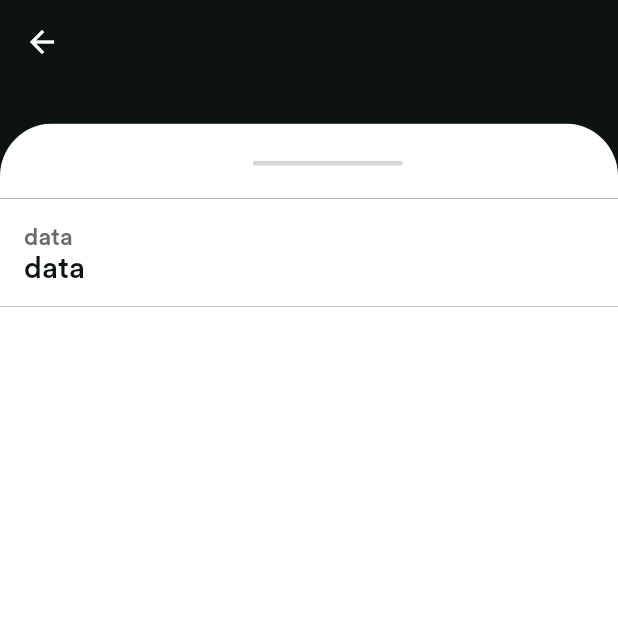
After one commit to RamyBouchareb25/chat-box, a Flutter app: the Profile screen opened directly, on a phone screen of 412 x 824 dp, the top half of it. The commit adds this screen. Run offline on Flutter 3.47's test engine with Material 2 defaults, Android fonts, the phone set to English and light mode, and no system bars; our stand-ins replace cloud_firestore, cloud_functions, email_validator, firebase_auth, firebase_core, firebase_messaging and 10 more; missing offline and left inert: elastic_client, flutter_sound, image_picker_plus; accounts and stored records are empty; network calls fail; project files that could hold a hidden picture were left out.

Commit message:
fixed create a new room bug and started on show profile

```diff
--- a/lib/Classes/custom_page_route.dart
+++ b/lib/Classes/custom_page_route.dart
@@ -29,5 +29,5 @@ class CustomPageRoute extends PageRouteBuilder {
           child: child);
 
   @override
-  Duration get transitionDuration => const Duration(milliseconds: 500);
+  Duration get transitionDuration => const Duration(milliseconds: 250);
 }
--- a/lib/Pages/conversation.dart
+++ b/lib/Pages/conversation.dart
@@ -358,7 +358,7 @@ class _ConversationState extends State<Conversation> {
           .collection("messages")
           .add(MessageData(
                   id: widget.roomId,
-                  message: messageController.text,
+                  message: messageController.text.trim(),
                   messageId: const Uuid().v4(),
                   receiverId: widget.user.uid,
                   senderId: Auth().currentUser!.uid,
--- /dev/null
+++ b/lib/Pages/profile.dart
@@ -0,0 +1,76 @@
+import 'package:chat_app/components/appbar.dart';
+import 'package:chat_app/models/global.dart';
+import 'package:flutter/material.dart';
+
+class Profile extends StatelessWidget {
+  const Profile({super.key});
+
+  Widget item() {
+    return Container(
+      color: Colors.white,
+      child: const ListTile(
+        title: Text(
+          "data",
+          style: TextStyle(color: Color.fromARGB(255, 106, 106, 106)),
+        ),
+        subtitle: Text(
+          "data",
+          style: TextStyle(color: black, fontSize: 20),
+        ),
+      ),
+    );
+  }
+
+  @override
+  Widget build(BuildContext context) {
+    return Scaffold(
+      resizeToAvoidBottomInset: true,
+      backgroundColor: black,
+      appBar: DefaultAppBar(title: "", context: context),
+      body: SafeArea(
+          top: true,
+          child: Column(
+            children: [
+              Container(
+                height: 50.0, // Adjust the height as needed
+                decoration: const BoxDecoration(
+                  color: Colors.white, // Change the color as desired
+                  borderRadius: BorderRadius.only(
+                    topLeft: Radius.circular(35),
+                    topRight: Radius.circular(35),
+                  ),
+                ),
+                child: Padding(
+                  padding: const EdgeInsets.only(top: 25, left: 25),
+                  child: Align(
+                    alignment: Alignment.topCenter,
+                    child: Container(
+                      width: 100,
+                      height: 3,
+                      decoration: BoxDecoration(
+                          color: Colors.grey[350],
+                          borderRadius: BorderRadius.circular(10),
+                          border:
+                              Border.all(color: Colors.grey[350]!, width: 1)),
+                    ),
+                  ),
+                ),
+              ),
+              Expanded(
+                child: CustomScrollView(
+                  slivers: [
+                    SliverList(
+                        delegate: SliverChildListDelegate.fixed([item()])),
+                    SliverFillRemaining(
+                      child: Container(
+                        color: Colors.white,
+                      ),
+                    )
+                  ],
+                ),
+              )
+            ],
+          )),
+    );
+  }
+}
--- a/lib/Pages/settings.dart
+++ b/lib/Pages/settings.dart
@@ -43,7 +43,6 @@ class _SettingsPageState extends State<SettingsPage> {
       appBar: DefaultAppBar(
         title: "Settings",
         context: context,
-        controller: TextEditingController(),
       ),
       body: Column(
         children: [
--- a/lib/components/appbar.dart
+++ b/lib/components/appbar.dart
@@ -10,12 +10,10 @@ class DefaultAppBar extends StatefulWidget implements PreferredSizeWidget {
       required this.title,
       required this.context,
       this.image,
-      required this.controller,
       this.heroTag = false});
   final String title;
   final BuildContext context;
   final ImageProvider? image;
-  final TextEditingController controller;
   final bool heroTag;
   @override
   Size get preferredSize => Size(MediaQuery.of(context).size.width,
--- a/pubspec.yaml
+++ b/pubspec.yaml
@@ -52,7 +52,7 @@ dependencies:
   cloud_functions: ^4.3.4
   firebase_storage: ^11.2.5
   flutter_sound: ^9.2.13
-  permission_handler: ^10.4.3
+  permission_handler: ^11.0.0
   pull_to_refresh: ^2.0.0
   shimmer: ^3.0.0
   change_app_package_name: ^1.1.0
@@ -62,6 +62,7 @@ dependencies:
   image_picker_plus: ^0.5.9
   video_player: ^2.7.1
   url_launcher: ^6.1.11
+  agora_rtc_engine: ^6.2.2
 
 dev_dependencies:
   flutter_test:
```
Also changed, not shown: lib/Pages/home_page.dart (+37 -23 lines), lib/Pages/search.dart (+48 -41 lines), lib/models/global.dart (+13 -10 lines), pubspec.lock, 4 other files.
